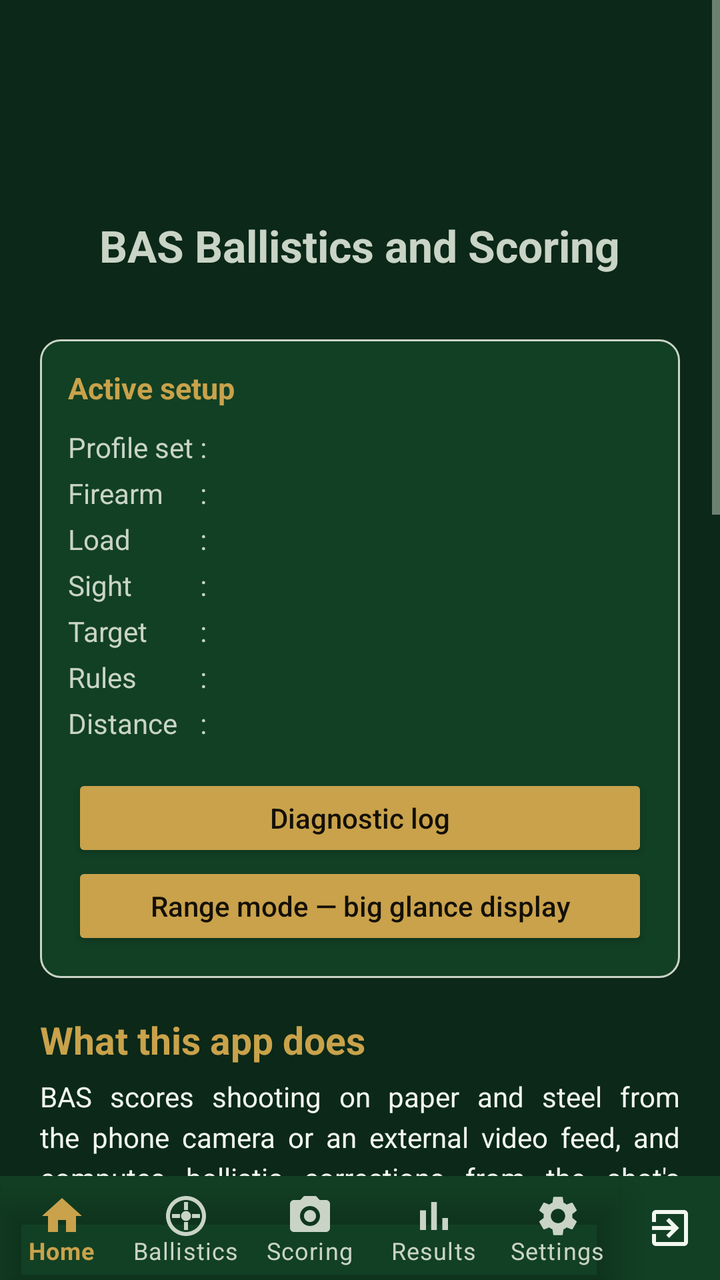
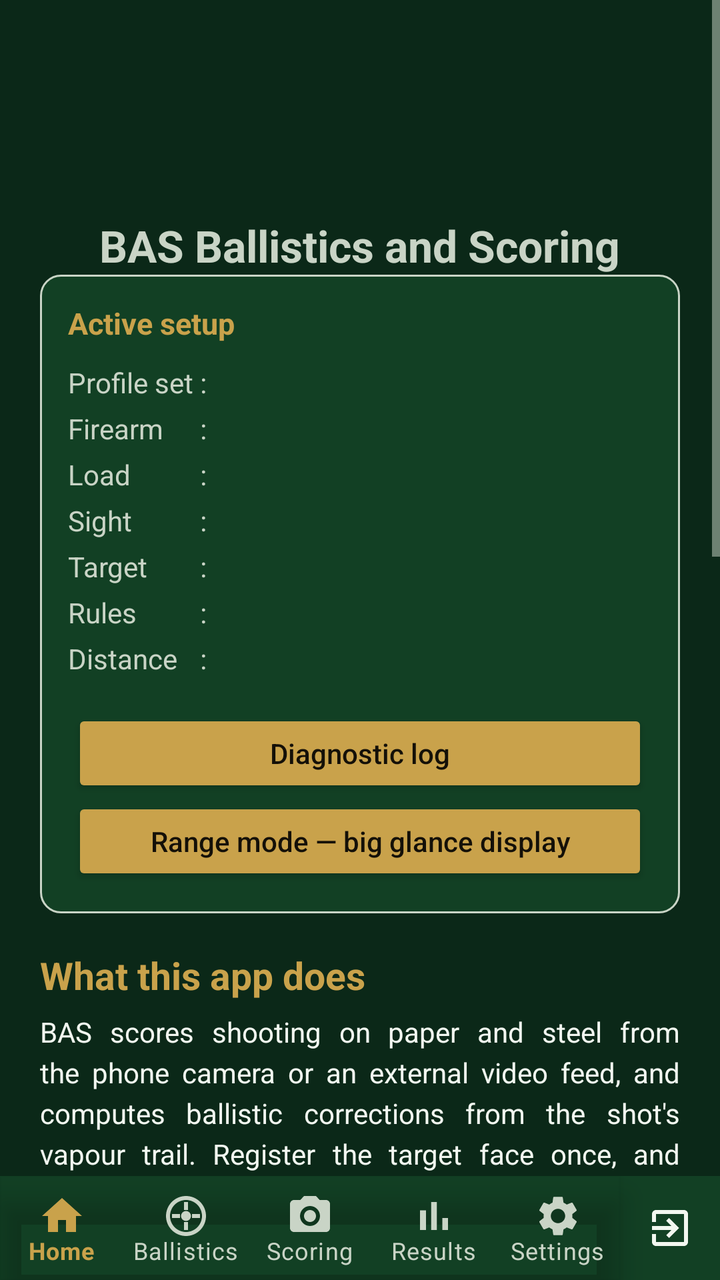

The first picture is an Android layout as it rendered before a commit; the second is the same layout after the commit. The layout source and the unified diff follow.
<!-- AndroidManifest.xml: application theme Theme.BAS -->
<!-- res/layout/activity_main.xml -->
<?xml version="1.0" encoding="utf-8"?>
<LinearLayout xmlns:android="http://schemas.android.com/apk/res/android"
    android:layout_width="match_parent"
    android:layout_height="match_parent"
    android:orientation="vertical">

    <ScrollView
        android:layout_width="match_parent"
        android:layout_height="0dp"
        android:layout_weight="1">

        <LinearLayout
            android:layout_width="match_parent"
            android:layout_height="wrap_content"
            android:orientation="vertical"
            android:padding="20dp"
            android:gravity="center_horizontal">

            <ImageView
                android:layout_width="80dp"
                android:layout_height="80dp"
                android:layout_marginBottom="8dp"
                android:src="@mipmap/ic_launcher"
                android:contentDescription="@string/app_name" />

            <TextView
                android:layout_width="wrap_content"
                android:layout_height="wrap_content"
                android:text="@string/app_name"
                android:textSize="22sp"
                android:textStyle="bold" />

            <TextView
                android:id="@+id/tvVersion"
                android:layout_width="wrap_content"
                android:layout_height="wrap_content"
                android:textSize="12sp"
                android:layout_marginBottom="16dp" />

            
            <LinearLayout
                android:layout_width="match_parent"
                android:layout_height="wrap_content"
                android:orientation="vertical"
                android:background="@drawable/bg_card"
                android:padding="14dp">

                <TextView
                    android:layout_width="match_parent"
                    android:layout_height="wrap_content"
                    android:text="Active setup"
                    android:textSize="15sp"
                    android:textStyle="bold"
                    android:textColor="?attr/colorAccent" />

                
                <TableLayout
                    android:layout_width="match_parent"
                    android:layout_height="wrap_content"
                    android:layout_marginTop="8dp"
                    android:shrinkColumns="2">

                    <TableRow>
                        <TextView style="@style/Sts.SetupLabel" android:text="Profile set" />
                        <TextView style="@style/Sts.SetupColon" />
                        <TextView android:id="@+id/tvSetupSet" style="@style/Sts.SetupValue" />
                    </TableRow>
                    <TableRow>
                        <TextView style="@style/Sts.SetupLabel" android:text="Firearm" />
                        <TextView style="@style/Sts.SetupColon" />
                        <TextView android:id="@+id/tvSetupRifle" style="@style/Sts.SetupValue" />
                    </TableRow>
                    <TableRow>
                        <TextView style="@style/Sts.SetupLabel" android:text="Load" />
                        <TextView style="@style/Sts.SetupColon" />
                        <TextView android:id="@+id/tvSetupLoad" style="@style/Sts.SetupValue" />
                    </TableRow>
                    <TableRow>
                        <TextView style="@style/Sts.SetupLabel" android:text="Sight" />
                        <TextView style="@style/Sts.SetupColon" />
                        <TextView android:id="@+id/tvSetupSight" style="@style/Sts.SetupValue" />
                    </TableRow>
                    <TableRow>
                        <TextView style="@style/Sts.SetupLabel" android:text="Target" />
                        <TextView style="@style/Sts.SetupColon" />
                        <TextView android:id="@+id/tvSetupTarget" style="@style/Sts.SetupValue" />
                    </TableRow>
                    <TableRow>
                        <TextView style="@style/Sts.SetupLabel" android:text="Rules" />
                        <TextView style="@style/Sts.SetupColon" />
                        <TextView android:id="@+id/tvSetupRules" style="@style/Sts.SetupValue" />
                    </TableRow>
                    <TableRow>
                        <TextView style="@style/Sts.SetupLabel" android:text="Distance" />
                        <TextView style="@style/Sts.SetupColon" />
                        <TextView android:id="@+id/tvSetupDistance" style="@style/Sts.SetupValue" />
                    </TableRow>
                </TableLayout>

                <TextView
                    android:id="@+id/tvSetupNote"
                    style="@style/Sts.Value"
                    android:layout_marginTop="10dp"
                    android:textColor="?android:attr/textColorSecondary"
                    android:visibility="gone" />

                <Button
                    android:id="@+id/btnLog"
                    android:layout_width="match_parent"
                    android:layout_height="wrap_content"
                    android:layout_marginTop="14dp"
                    style="@style/Sts.ActionButton"
                    android:text="Diagnostic log" />

                <Button
                    android:id="@+id/btnRange"
                    android:layout_width="match_parent"
                    android:layout_height="wrap_content"
                    style="@style/Sts.ActionButton"
                    android:text="Range mode — big glance display" />

                <Button
                    android:id="@+id/btnResume"
                    android:layout_width="match_parent"
                    android:layout_height="wrap_content"
                    android:layout_marginTop="6dp"
                    android:visibility="gone"
                    style="@style/Sts.ActionButton"
                    android:text="Resume the session in progress" />
            </LinearLayout>

            <TextView
                style="@style/Sts.SectionHeading"
                android:text="What this app does" />

            <TextView
                android:layout_width="match_parent"
                android:layout_height="wrap_content"
                android:textSize="14sp"
                android:lineSpacingExtra="4dp"
                android:textColor="?android:attr/textColorPrimary"
                android:text="@string/about_app_description"
                android:justificationMode="inter_word" />

            <TextView
                android:layout_width="match_parent"
                android:layout_height="wrap_content"
                android:layout_marginTop="10dp"
                android:textSize="14sp"
                android:lineSpacingExtra="4dp"
                android:textColor="?android:attr/textColorSecondary"
                android:text="@string/about_disciplines"
                android:justificationMode="inter_word" />

            <TextView
                style="@style/Sts.SectionHeading"
                android:text="Before you rely on a score" />

            <TextView
                android:layout_width="match_parent"
                android:layout_height="wrap_content"
                android:textSize="13sp"
                android:lineSpacingExtra="3dp"
                android:textColor="?android:attr/textColorSecondary"
                android:text="@string/disclaimer_scoring"
                android:justificationMode="inter_word" />

            <TextView
                android:layout_width="match_parent"
                android:layout_height="wrap_content"
                android:layout_marginTop="10dp"
                android:textSize="13sp"
                android:lineSpacingExtra="3dp"
                android:textColor="?android:attr/textColorSecondary"
                android:text="@string/safety_notice"
                android:justificationMode="inter_word" />

            <TextView
                style="@style/Sts.SectionHeading"
                android:text="@string/about_developer_heading" />

            <TextView
                android:layout_width="match_parent"
                android:layout_height="wrap_content"
                android:textSize="14sp"
                android:lineSpacingExtra="4dp"
                android:textColor="?android:attr/textColorPrimary"
                android:text="@string/about_developer_description"
                android:justificationMode="inter_word" />

            <TextView
                android:layout_width="wrap_content"
                android:layout_height="wrap_content"
                android:layout_marginTop="16dp"
                android:textSize="13sp"
                android:text="developed by Dr Artur Krukowski" />

            <TextView
                android:id="@+id/tvClaudeCredit"
                android:layout_width="wrap_content"
                android:layout_height="wrap_content"
                android:textSize="13sp"
                android:layout_marginTop="2dp"
                android:layout_marginBottom="8dp" />

        </LinearLayout>
    </ScrollView>

    <include layout="@layout/include_bottom_nav" />

</LinearLayout>
<!-- res/layout/include_bottom_nav.xml (included above) -->
<?xml version="1.0" encoding="utf-8"?>
<LinearLayout xmlns:android="http://schemas.android.com/apk/res/android"
    xmlns:app="http://schemas.android.com/apk/res-auto"
    android:layout_width="match_parent"
    android:layout_height="52dp"
    android:orientation="horizontal"
    android:background="?attr/colorSurface">

    <com.google.android.material.bottomnavigation.BottomNavigationView
        android:id="@+id/bottomNav"
        android:layout_width="0dp"
        android:layout_weight="1"
        android:layout_height="match_parent"
        android:background="@android:color/transparent"
        app:itemIconTint="@color/bottom_nav_item"
        app:itemTextColor="@color/bottom_nav_item"
        app:labelVisibilityMode="labeled"
        app:menu="@menu/bottom_nav_menu" />

    <LinearLayout
        android:id="@+id/btnExit"
        android:layout_width="50dp"
        android:layout_height="match_parent"
        android:orientation="vertical"
        android:gravity="center"
        android:background="?attr/selectableItemBackgroundBorderless"
        android:contentDescription="@string/nav_exit">

        
        <ImageView
            android:layout_width="24dp"
            android:layout_height="24dp"
            android:src="@drawable/ic_nav_exit"
            app:tint="?android:attr/textColorPrimary"
            android:importantForAccessibility="no" />
    </LinearLayout>
</LinearLayout>
<!-- resources referenced by this layout -->
<resources>
  <!-- drawable bg_card (drawable) -->
  <?xml version="1.0" encoding="utf-8"?>
  <shape xmlns:android="http://schemas.android.com/apk/res/android" android:shape="rectangle">
      <solid android:color="?attr/colorSurface" />
      <corners android:radius="10dp" />
      <stroke android:width="1dp" android:color="?android:attr/textColorTertiary" />
  </shape>
  <!-- mipmap ic_launcher (mipmap-anydpi-v26) -->
  <?xml version="1.0" encoding="utf-8"?>
  <adaptive-icon xmlns:android="http://schemas.android.com/apk/res/android">
      <background android:drawable="@drawable/ic_launcher_background" />
      <foreground android:drawable="@mipmap/ic_launcher_foreground" />
      <monochrome android:drawable="@mipmap/ic_launcher_monochrome" />
  </adaptive-icon>
  <string name="about_app_description">BAS scores shooting on paper and steel from the phone camera or an external
          video feed, and computes ballistic corrections from the shot\'s vapour trail. Register the target face once, and every new hole is found, measured against the ring geometry of
          the selected competition target and scored under the rules of the selected match. The app reports the running
          total, the group centre and dispersion, and the sight correction — in clicks for the scope or red dot in your
          active profile set — needed to move the group onto the point of aim.</string>
  <string name="about_developer_description">BAS is developed by Dr Artur Krukowski. It integrates target scoring and vapour-trail ballistics into one application, sharing a design principle: the physics and the rules are written down explicitly in the
          source, with their assumptions stated, so a shooter can see exactly why the app produced the number it did.</string>
  <string name="about_developer_heading">About the developer</string>
  <string name="about_disciplines">Air rifle and air pistol at 10 m, rimfire rifle and pistol at 25 m and 50 m,
          and centrefire rifle in .223, .308 and similar chamberings out to 1000 yards.</string>
  <string name="app_name">BAS Ballistics and Scoring</string>
  <string name="disclaimer_scoring">BAS is a training and practice aid. Official match results are determined by the
          appointed jury under the current rulebook of the governing body. Ring dimensions and rule parameters shipped
          with the app are nominal published figures and are editable — verify them against the rulebook in force for
          your competition.</string>
  <string name="nav_exit">Exit</string>
  <string name="safety_notice">Operate the app only from behind the firing line, with the firearm made safe and the
          range in a condition permitted by the range officer. Never handle a phone and a loaded firearm at the same
          time.</string>
  <style name="Sts.SetupColon" parent="Sts.SetupLabel">
          <item name="android:text">" : "</item>
      </style>
  <style name="Sts.Value" parent="">
          <item name="android:layout_width">match_parent</item>
          <item name="android:layout_height">wrap_content</item>
          <item name="android:textSize">14sp</item>
      </style>
  <style name="Theme.BAS" parent="Theme.BAS.Dark" />
  <!-- drawable ic_launcher_background (drawable) -->
  <vector xmlns:android="http://schemas.android.com/apk/res/android"
      android:width="108dp" android:height="108dp"
      android:viewportWidth="108" android:viewportHeight="108">
      <path android:fillColor="@color/icon_background" android:pathData="M0,0h108v108h-108z" />
  </vector>
  <color name="icon_background">#2E4034</color>
  <style name="Theme.BAS.Base" parent="Theme.MaterialComponents.NoActionBar">
          <item name="android:statusBarColor">@color/dark_bg</item>
      </style>
  <color name="dark_bg">#0B2818</color>
  <color name="dark_surface">#124024</color>
  <color name="dark_accent">#C9A24B</color>
  <color name="dark_on_accent">#141008</color>
  <color name="dark_text">#F2F7F0</color>
  <color name="dark_text_dim">#C9D4C6</color>
  <!-- unchanged entries left out for length: 6 -->
</resources>

<!-- the commit's change to res/layout/activity_main.xml (unified diff, before → after) -->
@@ -30,13 +30,6 @@
                 android:textSize="22sp"
                 android:textStyle="bold" />
 
-            <TextView
-                android:id="@+id/tvVersion"
-                android:layout_width="wrap_content"
-                android:layout_height="wrap_content"
-                android:textSize="12sp"
-                android:layout_marginBottom="16dp" />
-
             
             <LinearLayout
                 android:layout_width="match_parent"
@@ -140,16 +133,6 @@
                 android:lineSpacingExtra="4dp"
                 android:textColor="?android:attr/textColorPrimary"
                 android:text="@string/about_app_description"
-                android:justificationMode="inter_word" />
-
-            <TextView
-                android:layout_width="match_parent"
-                android:layout_height="wrap_content"
-                android:layout_marginTop="10dp"
-                android:textSize="14sp"
-                android:lineSpacingExtra="4dp"
-                android:textColor="?android:attr/textColorSecondary"
-                android:text="@string/about_disciplines"
                 android:justificationMode="inter_word" />
 
             <TextView
<!-- resource entries referenced after the edit -->
@@ -22,8 +22,6 @@
   <string name="about_developer_description">BAS is developed by Dr Artur Krukowski. It integrates target scoring and vapour-trail ballistics into one application, sharing a design principle: the physics and the rules are written down explicitly in the
           source, with their assumptions stated, so a shooter can see exactly why the app produced the number it did.</string>
   <string name="about_developer_heading">About the developer</string>
-  <string name="about_disciplines">Air rifle and air pistol at 10 m, rimfire rifle and pistol at 25 m and 50 m,
-          and centrefire rifle in .223, .308 and similar chamberings out to 1000 yards.</string>
   <string name="app_name">BAS Ballistics and Scoring</string>
   <string name="disclaimer_scoring">BAS is a training and practice aid. Official match results are determined by the
           appointed jury under the current rulebook of the governing body. Ring dimensions and rule parameters shipped
